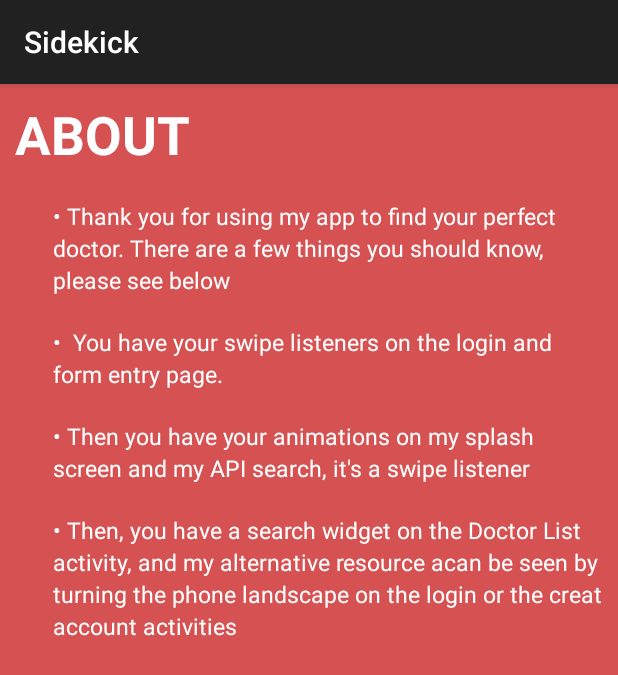
After one commit to meyerjac/DoctorsNow, an Android app: the About screen opened directly, with no data from a screen before it, on a phone screen of 412 x 824 dp. The commit adds this screen. Shown: the top 675 px of the screen. Run offline under Robolectric (Android 15) with nearby library versions, the phone set to English and light mode, and no system bars; our stand-ins replace ButterKnife.

Commit message:
add an about page and styling for that page

```diff
--- a/app/src/main/AndroidManifest.xml
+++ b/app/src/main/AndroidManifest.xml
@@ -31,7 +31,8 @@
         <activity android:name=".ui.CreateAccountActivity" />
         <activity android:name=".ui.LoginActivity" />
         <activity android:name=".ui.DoctorDetailActivity" />
-        <activity android:name=".ui.SavedDoctorListActivity"></activity>
+        <activity android:name=".ui.SavedDoctorListActivity" />
+        <activity android:name=".ui.About"></activity>
     </application>
 
 </manifest>
--- /dev/null
+++ b/app/src/main/java/com/example/jacksonmeyer/sidekick/ui/About.java
@@ -0,0 +1,15 @@
+package com.example.jacksonmeyer.sidekick.ui;
+
+import android.os.Bundle;
+import android.support.v7.app.AppCompatActivity;
+
+import com.example.jacksonmeyer.sidekick.R;
+
+public class About extends AppCompatActivity {
+
+    @Override
+    protected void onCreate(Bundle savedInstanceState) {
+        super.onCreate(savedInstanceState);
+        setContentView(R.layout.activity_about);
+    }
+}
--- a/app/src/main/java/com/example/jacksonmeyer/sidekick/ui/MainActivity.java
+++ b/app/src/main/java/com/example/jacksonmeyer/sidekick/ui/MainActivity.java
@@ -76,12 +76,20 @@ public class MainActivity extends AppCompatActivity implements View.OnClickListe
         if (id == R.id.contactMe) {
             navigateToContactPage();
             return true;
+        } if (id == R.id.aboutThisApp) {
+            navigateToAboutPage();
+            return true;
         }
         return super.onOptionsItemSelected(item);
     }
 
     private void navigateToContactPage() {
         Intent intent = new Intent(MainActivity.this, JacksonContact.class);
+        startActivity(intent);
+    }
+
+    private void navigateToAboutPage() {
+        Intent intent = new Intent(MainActivity.this, About.class);
         startActivity(intent);
     }
 
--- /dev/null
+++ b/app/src/main/res/layout/activity_about.xml
@@ -0,0 +1,73 @@
+<?xml version="1.0" encoding="utf-8"?>
+<ScrollView xmlns:android="http://schemas.android.com/apk/res/android"
+    android:layout_width="fill_parent"
+    android:layout_height="fill_parent"
+    android:scrollbarSize="12dip"
+    android:background="@color/colorPrimary">
+
+    <RelativeLayout
+        android:orientation="vertical"
+        android:layout_width="fill_parent"
+        android:layout_height="fill_parent"
+        android:padding="10sp">
+
+        <TextView
+            android:id="@+id/bullet1"
+            android:layout_width="fill_parent"
+            android:layout_height="wrap_content"
+            android:lineSpacingExtra="3sp"
+            android:layout_marginTop="20dp"
+            android:text="• Thank you for using my app to find your perfect doctor. There are a few things you should know, please see below"
+            android:textSize="15sp"
+            android:textColor="#ffffff"
+            android:layout_below="@+id/body_text3"
+            android:layout_marginLeft="25dp" />
+        <TextView
+            android:id="@+id/bullet2"
+            android:layout_width="fill_parent"
+            android:layout_height="wrap_content"
+            android:lineSpacingExtra="3sp"
+            android:layout_marginTop="20dp"
+            android:textColor="#ffffff"
+            android:text="•  You have your swipe listeners on the login and form entry page."
+            android:textSize="15sp"
+            android:layout_below="@+id/bullet1"
+            android:layout_marginLeft="25dp" />
+        <TextView
+            android:id="@+id/bullet3"
+            android:layout_width="fill_parent"
+            android:layout_height="wrap_content"
+            android:lineSpacingExtra="3sp"
+            android:layout_marginTop="20dp"
+            android:textColor="#ffffff"
+            android:text="• Then you have your animations on my splash screen and my API search, it's a swipe listener"
+            android:textSize="15sp"
+            android:layout_below="@+id/bullet2"
+            android:layout_marginLeft="25dp" />
+        <TextView
+            android:id="@+id/bullet4"
+            android:layout_width="fill_parent"
+            android:layout_height="wrap_content"
+            android:lineSpacingExtra="3sp"
+            android:textColor="#ffffff"
+            android:layout_marginTop="20dp"
+            android:text="• Then, you have a search widget on the Doctor List activity, and my alternative resource acan be seen by turning the phone landscape on the login or the creat account activities"
+            android:textSize="15sp"
+            android:layout_below="@+id/bullet3"
+            android:layout_marginLeft="25dp" />
+
+        <TextView
+            android:id="@+id/body_text3"
+            android:layout_width="fill_parent"
+            android:layout_height="wrap_content"
+            android:lineSpacingExtra="3sp"
+            android:text="ABOUT"
+            android:textSize="35sp"
+            android:textStyle="bold"
+            android:textColor="#ffffff"
+            android:layout_alignParentTop="true"
+            android:layout_alignParentLeft="true"
+            android:layout_alignParentStart="true" />
+    </RelativeLayout>
+
+</ScrollView>
--- a/app/src/main/res/menu/menu_main.xml
+++ b/app/src/main/res/menu/menu_main.xml
@@ -11,5 +11,10 @@
         android:title="Contact Me"
         android:visible="true"
         app:showAsAction="never" />
+    <item
+        android:id="@+id/aboutThisApp"
+        android:title="About"
+        android:visible="true"
+        app:showAsAction="never" />
 
 </menu>
```
